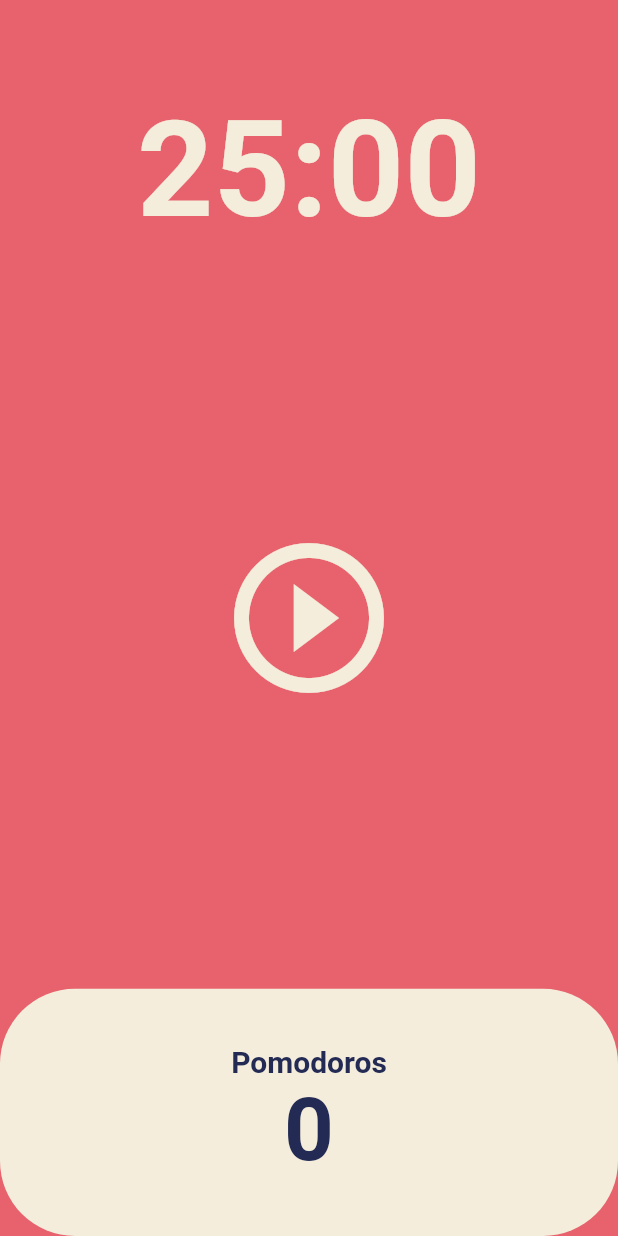
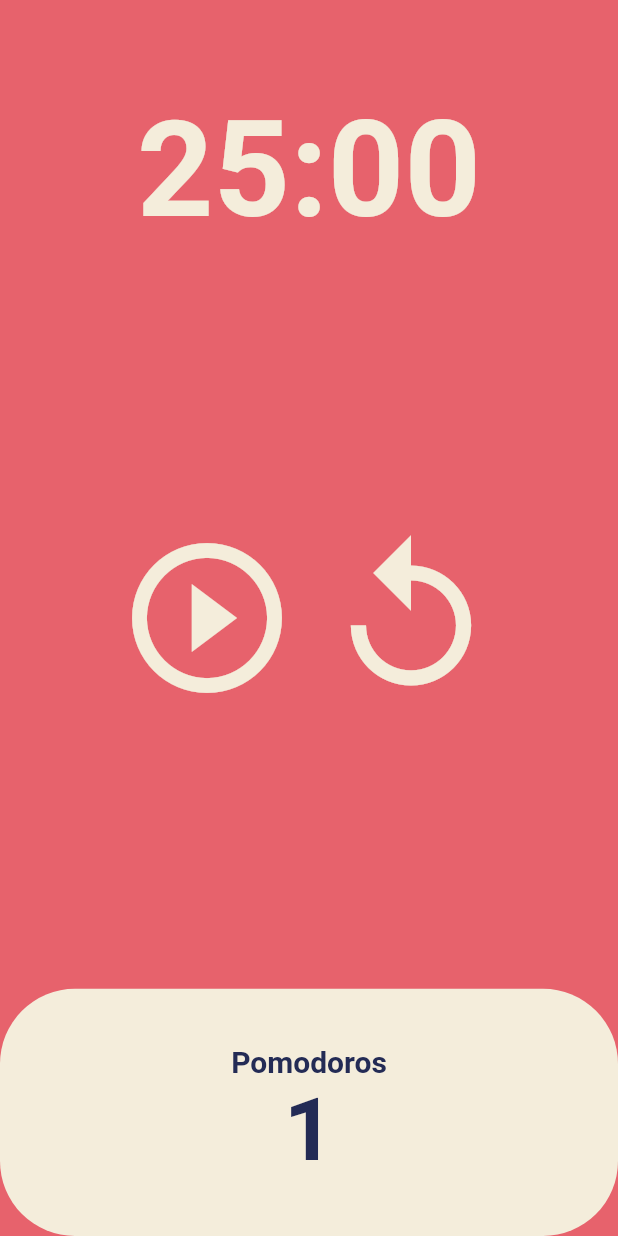
Before and after one commit to devgony/flutter-fundamentals, a Flutter app: the screen it shows after launch, on a phone screen of 412 x 824 dp. Run offline on Flutter 3.47's test engine with Material 2 defaults, Android fonts, the phone set to English and light mode, and no system bars.

Commit message:
5.4. Code Challenge

```diff
--- a/toonflix/lib/screens/home_screen.dart
+++ b/toonflix/lib/screens/home_screen.dart
@@ -13,7 +13,7 @@ class _HomeScreenState extends State<HomeScreen> {
   static const twentyFiveMinutes = 1500;
   int totalSeconds = twentyFiveMinutes;
   bool isRunning = false;
-  int totalPomodoros = 0;
+  int totalPomodoros = 1;
   late Timer timer;
 
   void onTick(Timer timer) {
@@ -38,6 +38,7 @@ class _HomeScreenState extends State<HomeScreen> {
     );
     setState(() {
       isRunning = true;
+      totalPomodoros = 0;
     });
   }
 
@@ -45,6 +46,15 @@ class _HomeScreenState extends State<HomeScreen> {
     timer.cancel();
     setState(() {
       isRunning = false;
+      totalPomodoros = 1;
+    });
+  }
+
+  void onResetPressed() {
+    onPausePressed();
+    setState(() {
+      totalSeconds = twentyFiveMinutes;
+      totalPomodoros = 1;
     });
   }
 
@@ -75,7 +85,10 @@ class _HomeScreenState extends State<HomeScreen> {
           ),
           Flexible(
             flex: 3,
-            child: Center(
+            child: Row(
+              mainAxisAlignment: MainAxisAlignment.center,
+              children: [
+                Center(
                   child: IconButton(
                     iconSize: 120,
                     color: Theme.of(context).cardColor,
@@ -84,6 +97,15 @@ class _HomeScreenState extends State<HomeScreen> {
                         ? Icons.pause_circle_outline
                         : Icons.play_circle_outline),
                   ),
+                ),
+                Center(
+                    child: IconButton(
+                  iconSize: 120,
+                  color: Theme.of(context).cardColor,
+                  onPressed: onResetPressed,
+                  icon: const Icon(Icons.replay),
+                ))
+              ],
             ),
           ),
           Flexible(
```
Lines whose indentation alone changed are shown as unchanged.
